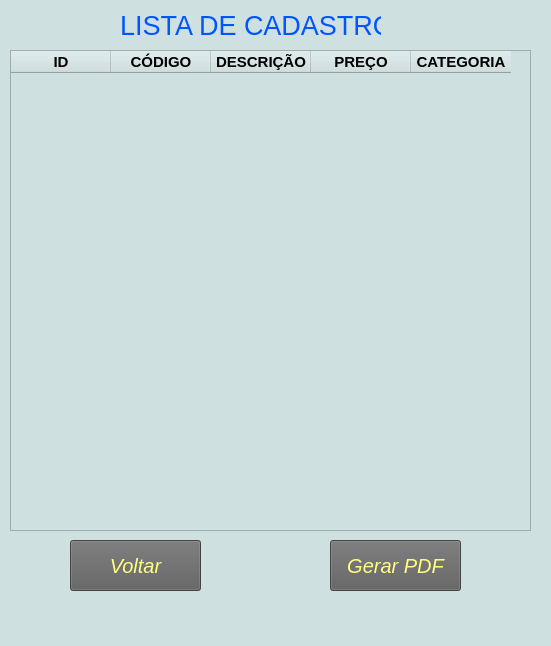
This is lista_de_cadastro.ui in DanielRogerioRibeiro/Product-Registration-in-Python-MySQL-PART-3 as Qt 5 draws it before an edit. The edited form follows.
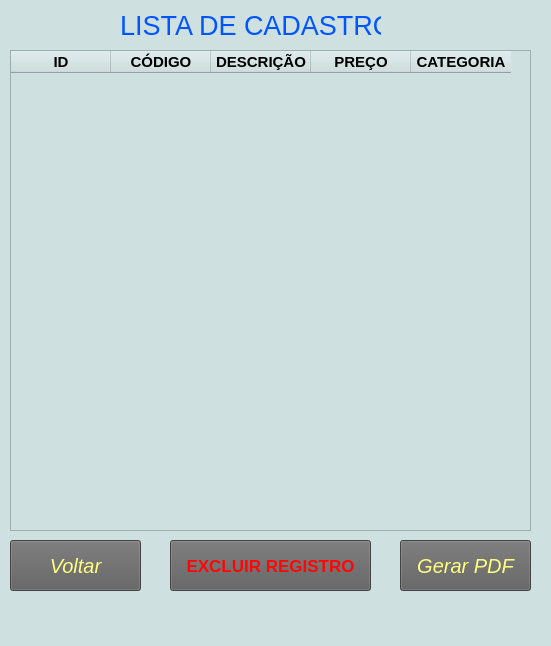
This is the edited form. Icons and pictures are not drawn.

Commit message: Added Delete Record button.

Patch:
```diff
--- a/lista_de_cadastro.ui
+++ b/lista_de_cadastro.ui
@@ -121,7 +121,7 @@
    <widget class="QPushButton" name="pushButton">
     <property name="geometry">
      <rect>
-      <x>330</x>
+      <x>400</x>
       <y>540</y>
       <width>131</width>
       <height>51</height>
@@ -263,7 +263,7 @@
    <widget class="QPushButton" name="pushButton_2">
     <property name="geometry">
      <rect>
-      <x>70</x>
+      <x>10</x>
       <y>540</y>
       <width>131</width>
       <height>51</height>
@@ -400,6 +400,147 @@
      <string>Voltar</string>
     </property>
    </widget>
+   <widget class="QPushButton" name="pushButton_3">
+    <property name="geometry">
+     <rect>
+      <x>170</x>
+      <y>540</y>
+      <width>201</width>
+      <height>51</height>
+     </rect>
+    </property>
+    <property name="palette">
+     <palette>
+      <active>
+       <colorrole role="Button">
+        <brush brushstyle="SolidPattern">
+         <color alpha="255">
+          <red>94</red>
+          <green>94</green>
+          <blue>94</blue>
+         </color>
+        </brush>
+       </colorrole>
+       <colorrole role="ButtonText">
+        <brush brushstyle="SolidPattern">
+         <color alpha="255">
+          <red>255</red>
+          <green>6</green>
+          <blue>6</blue>
+         </color>
+        </brush>
+       </colorrole>
+       <colorrole role="Base">
+        <brush brushstyle="SolidPattern">
+         <color alpha="255">
+          <red>94</red>
+          <green>94</green>
+          <blue>94</blue>
+         </color>
+        </brush>
+       </colorrole>
+       <colorrole role="Window">
+        <brush brushstyle="SolidPattern">
+         <color alpha="255">
+          <red>94</red>
+          <green>94</green>
+          <blue>94</blue>
+         </color>
+        </brush>
+       </colorrole>
+      </active>
+      <inactive>
+       <colorrole role="Button">
+        <brush brushstyle="SolidPattern">
+         <color alpha="255">
+          <red>94</red>
+          <green>94</green>
+          <blue>94</blue>
+         </color>
+        </brush>
+       </colorrole>
+       <colorrole role="ButtonText">
+        <brush brushstyle="SolidPattern">
+         <color alpha="255">
+          <red>255</red>
+          <green>6</green>
+          <blue>6</blue>
+         </color>
+        </brush>
+       </colorrole>
+       <colorrole role="Base">
+        <brush brushstyle="SolidPattern">
+         <color alpha="255">
+          <red>94</red>
+          <green>94</green>
+          <blue>94</blue>
+         </color>
+        </brush>
+       </colorrole>
+       <colorrole role="Window">
+        <brush brushstyle="SolidPattern">
+         <color alpha="255">
+          <red>94</red>
+          <green>94</green>
+          <blue>94</blue>
+         </color>
+        </brush>
+       </colorrole>
+      </inactive>
+      <disabled>
+       <colorrole role="Button">
+        <brush brushstyle="SolidPattern">
+         <color alpha="255">
+          <red>94</red>
+          <green>94</green>
+          <blue>94</blue>
+         </color>
+        </brush>
+       </colorrole>
+       <colorrole role="ButtonText">
+        <brush brushstyle="SolidPattern">
+         <color alpha="255">
+          <red>120</red>
+          <green>120</green>
+          <blue>120</blue>
+         </color>
+        </brush>
+       </colorrole>
+       <colorrole role="Base">
+        <brush brushstyle="SolidPattern">
+         <color alpha="255">
+          <red>94</red>
+          <green>94</green>
+          <blue>94</blue>
+         </color>
+        </brush>
+       </colorrole>
+       <colorrole role="Window">
+        <brush brushstyle="SolidPattern">
+         <color alpha="255">
+          <red>94</red>
+          <green>94</green>
+          <blue>94</blue>
+         </color>
+        </brush>
+       </colorrole>
+      </disabled>
+     </palette>
+    </property>
+    <property name="font">
+     <font>
+      <pointsize>13</pointsize>
+      <weight>75</weight>
+      <bold>true</bold>
+     </font>
+    </property>
+    <property name="styleSheet">
+     <string notr="true">background-color: rgb(94, 94, 94);</string>
+    </property>
+    <property name="text">
+     <string>EXCLUIR REGISTRO</string>
+    </property>
+   </widget>
   </widget>
   <widget class="QMenuBar" name="menubar">
    <property name="geometry">
```
The commit also changes 1 other file.
